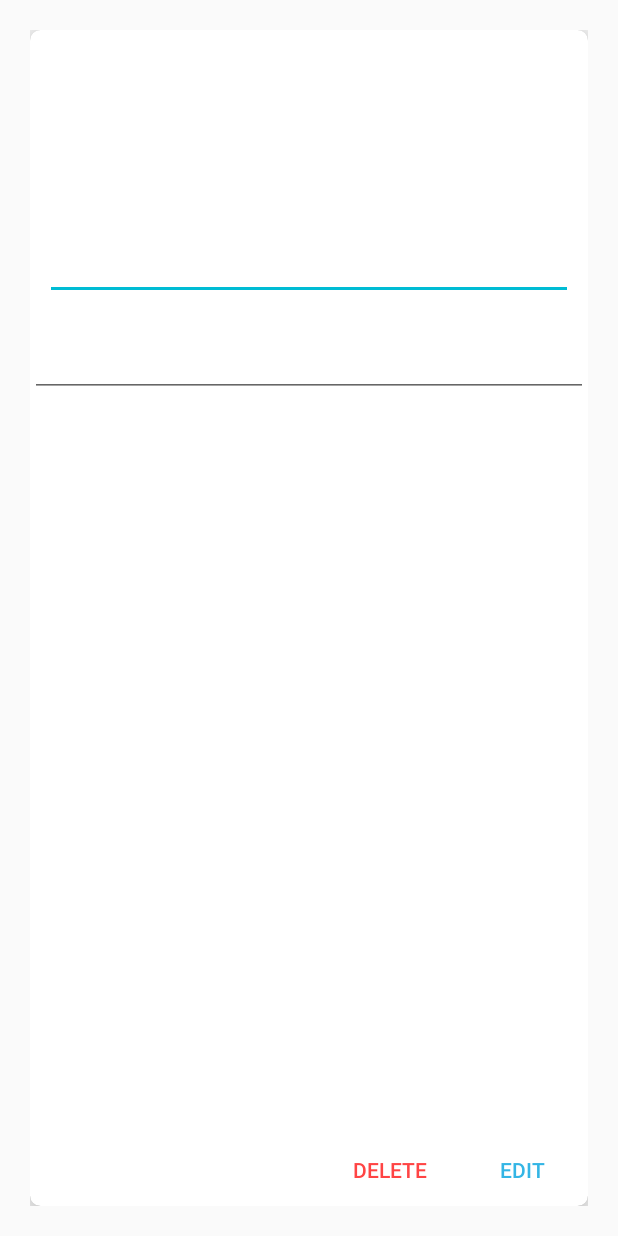
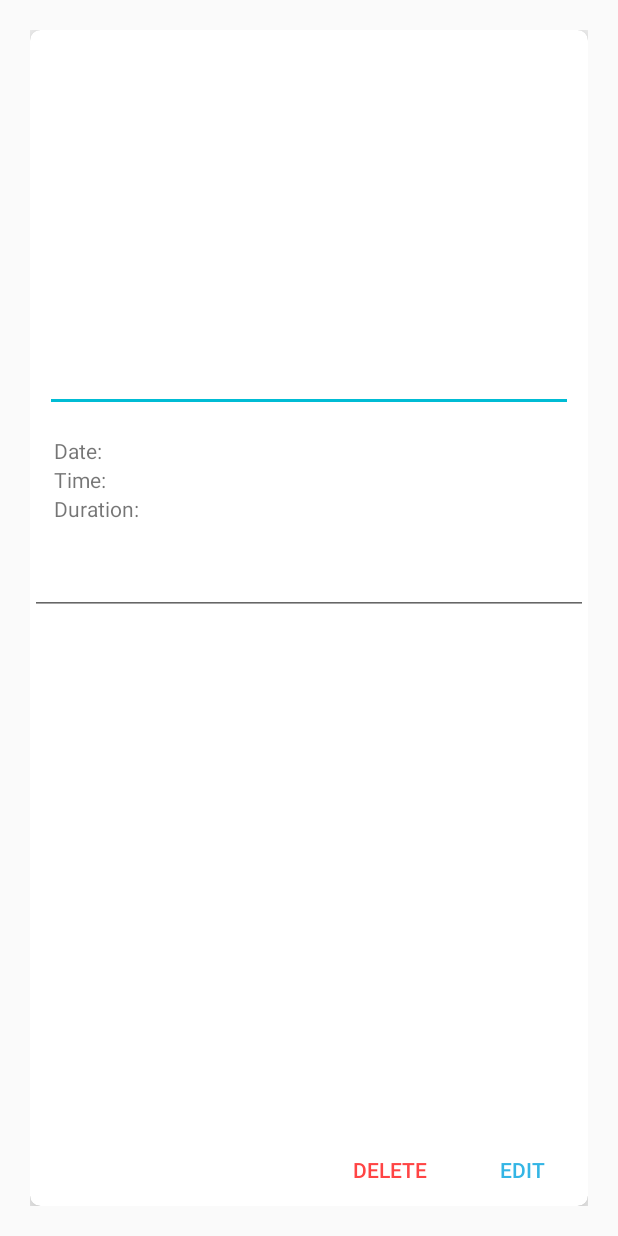
Before and after one commit to AlexVII/Jigsaw, an Android app: the layout activity_card.xml on its own in the app's theme, with its tools: preview values and no code run, on a phone screen of 412 x 824 dp. Run offline under Robolectric (Android 15) with nearby library versions, the phone set to English and light mode, and no system bars.

Commit message:
Little Works

```diff
--- a/app/src/main/java/com/smu_bme/jigsaw/MainActivity.java
+++ b/app/src/main/java/com/smu_bme/jigsaw/MainActivity.java
@@ -128,7 +128,7 @@ public class MainActivity extends AppCompatActivity {
                 dialog = new AlertDialog.Builder(MainActivity.this).setTitle(getString(R.string.create)).setView(layout).setPositiveButton(getString(R.string.yes),
                         new DialogInterface.OnClickListener() {
                             String CurrentDateString = new SimpleDateFormat("yyyy-MM-dd").format(CurrentCalendar.getTime());
-                            String CurrentTimeString = new SimpleDateFormat("mm:ss").format(CurrentCalendar.getTime());
+                            String CurrentTimeString = new SimpleDateFormat("HH:mm").format(CurrentCalendar.getTime());
                             @Override
                             public void onClick(DialogInterface dialog, int which) {
                                 String nameInput = name.getText().toString();
@@ -145,11 +145,12 @@ public class MainActivity extends AppCompatActivity {
                                     }
                                     Id = dbHelper.addData(dbData);
                                     dbData.setSetID(Id);
-                                    Log.d("DEBUGGING", "ID = " + dbData.getSetID() );
+                                    Log.d("DEBUGGING", "duration = " + dbData.getDuration() );
                                     intent = new Intent(MainActivity.this, TimerActivity.class);
 //                                    Log.d("DEBUGGING", "Intent get");
                                     intent.putExtra("Timer", dbData);
                                     intent.putExtra("Id", Id);
+//                                    intent.putExtra("Calendar", )
 //                                    Log.d("DEBUGGING", "Intent settings");
                                     startActivity(intent);
 //                                    Log.d("DEBUGGING", "Intent use");
--- a/app/src/main/java/com/smu_bme/jigsaw/mAdapter.java
+++ b/app/src/main/java/com/smu_bme/jigsaw/mAdapter.java
@@ -39,6 +39,7 @@ public class mAdapter extends RecyclerView.Adapter<mAdapter.ViewHolder> {
     public void onBindViewHolder(ViewHolder holder, final int position) {
         final int j = holder.getAdapterPosition();
         holder.name.setText(list.get(position).getName());
+        Log.d("DEBUGGING1", list.get(position).getTime());
         holder.time.setText(list.get(position).getTime());
         holder.duration.setText(String.valueOf(list.get(position).getDuration()));
         holder.more.setOnClickListener(new View.OnClickListener() {
--- a/app/src/main/res/layout/activity_card.xml
+++ b/app/src/main/res/layout/activity_card.xml
@@ -21,13 +21,8 @@
             android:orientation="vertical"
             android:layout_width="match_parent"
             android:layout_height="match_parent">
-            <LinearLayout
-                android:layout_width="match_parent"
-                android:layout_height="wrap_content">
-                <RelativeLayout
-                    android:layout_width="match_parent"
-                    android:layout_height="wrap_content">
             <ImageView
+                android:scaleType="fitXY"
                 android:id="@+id/card_header"
                 android:layout_width="match_parent"
                 android:layout_height="180dp"/>
@@ -39,30 +34,40 @@
                 android:textColor="@android:color/darker_gray"
                 android:id="@+id/card_name"
                 android:layout_width="match_parent"
-                        android:layout_alignBottom="@id/card_header"
                 android:layout_height="wrap_content"/>
-                </RelativeLayout>
-            </LinearLayout>
-            <LinearLayout
+
+            <TableLayout
+                android:layout_margin="@dimen/text_margin"
                 android:layout_width="match_parent"
                 android:layout_height="wrap_content">
-            </LinearLayout>
-            <LinearLayout
+                <TableRow>
+                    <TextView
+                        android:text="@string/card_date"/>
+                    <TextView
+                        android:gravity="end"
+                        android:id="@+id/card_date"
                         android:layout_width="match_parent"
-                android:layout_height="wrap_content">
+                        android:layout_height="wrap_content" />
+                </TableRow>
+                <TableRow>
                     <TextView
-                    android:layout_weight="1"
-                    android:layout_width="0dp"
-                    android:layout_height="match_parent" />
+                        android:text="@string/time"/>
                     <TextView
+                        android:gravity="end"
                         android:id="@+id/card_time"
-                    android:layout_width="wrap_content"
+                        android:layout_width="match_parent"
                         android:layout_height="wrap_content"/>
+                </TableRow>
+                <TableRow>
                     <TextView
+                        android:text="@string/duration"/>
+                    <TextView
+                        android:gravity="end"
                         android:id="@+id/card_duration"
-                    android:layout_width="wrap_content"
+                        android:layout_width="match_parent"
                         android:layout_height="wrap_content"/>
-            </LinearLayout>
+                </TableRow>
+            </TableLayout>
             <LinearLayout
                 android:layout_weight="1"
                 android:layout_width="match_parent"
--- a/app/src/main/res/layout/cardview.xml
+++ b/app/src/main/res/layout/cardview.xml
@@ -38,6 +38,8 @@
                     android:layout_width="wrap_content"
                     android:layout_height="wrap_content">
                     <TextView
+                        android:layout_marginRight="15dp"
+                        android:layout_marginEnd="15dp"
                         android:id="@+id/card_view_time"
                         android:layout_width="wrap_content"
                         android:layout_height="wrap_content" />
--- a/app/src/main/res/layout/dialog_create.xml
+++ b/app/src/main/res/layout/dialog_create.xml
@@ -10,7 +10,7 @@
         android:layout_width="match_parent"
         android:layout_height="0dp">
         <TextView
-            android:textColor="@android:color/holo_blue_dark"
+            android:textColor="@color/colorPrimary"
             android:text="@string/Name"
             android:layout_column="1"
             android:gravity="center_vertical"
@@ -28,7 +28,7 @@
         android:layout_width="match_parent"
         android:layout_height="wrap_content">
         <TextView
-            android:textColor="@android:color/holo_blue_dark"
+            android:textColor="@color/colorPrimary"
             android:layout_width="wrap_content"
             android:layout_column="1"
             android:layout_gravity="center_vertical"
@@ -69,7 +69,7 @@
         android:layout_width="match_parent"
         android:layout_height="0dp">
         <TextView
-            android:textColor="@android:color/holo_blue_dark"
+            android:textColor="@color/colorPrimary"
             android:text="@string/Remark"
             android:layout_column="1"
             android:gravity="center_vertical"
--- a/app/src/main/res/values/strings.xml
+++ b/app/src/main/res/values/strings.xml
@@ -59,7 +59,7 @@
     <string name="delete_title">Deleting</string>
 <string name="record_week">Record of the week</string>
 
-    <string name="pie_chart">Pie Chart</string>
+    <string name="pie_chart">Record of the day</string>
 
     <string name="sunday">Sun</string>
     <string name="monday">Mon</string>
@@ -77,8 +77,14 @@
 
     <string name="timer">Timer</string>
     <string name="exit_timer">Stop</string>
+    <string name="exit_toast1">Your plan had finished, duration is\ </string>
+    <string name="exit_msg1">Really want to STOP?Your plan\'s duration is\ </string>
+    <string name="exit_msg2"> minutes now.</string>
 
     <string name="card_view">Card View</string>
+    <string name="time">Time:</string>
+    <string name="card_date">Date:</string>
+
 
     <string name="theme_banana">Banana</string>
     <string name="theme_default">Default</string>
```
Also changed, not shown: app/src/main/java/com/smu_bme/jigsaw/CardActivity.java (+36 -14 lines), app/src/main/java/com/smu_bme/jigsaw/TimerActivity.java (+8 -5 lines), 1 other file. Lines whose indentation alone changed are shown as unchanged.
